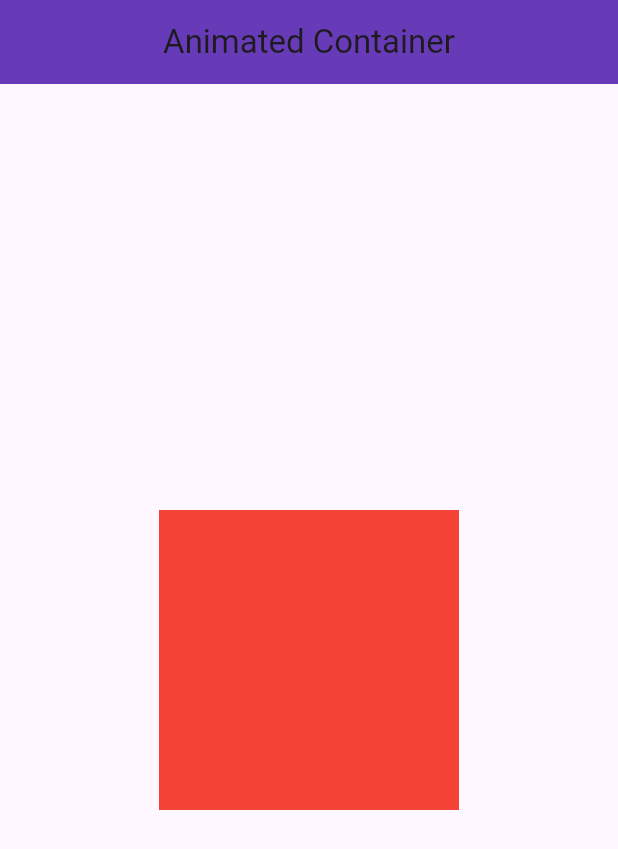
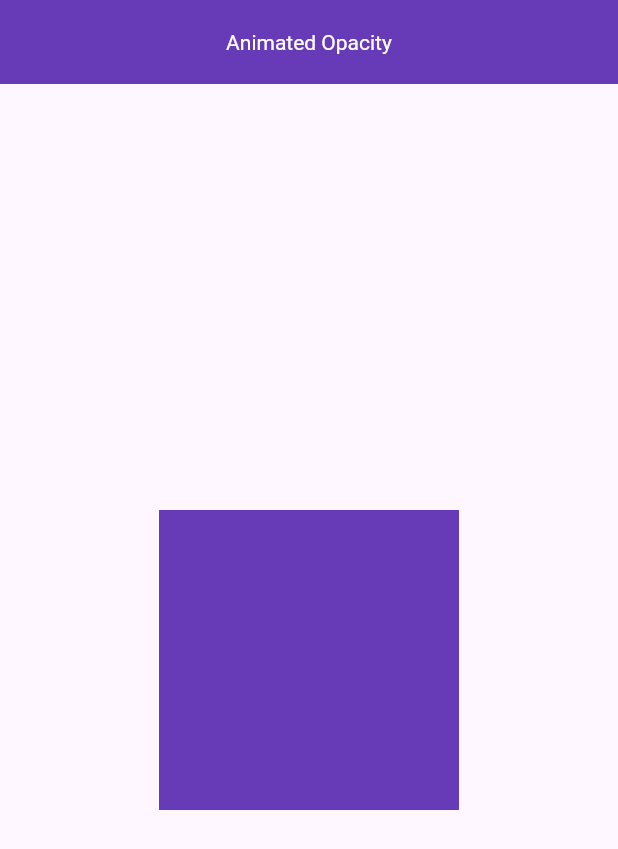
Before and after one commit to Esra2-Abdelltif/Flutter-Animation, a Flutter app: the screen it shows after launch, on a phone screen of 412 x 824 dp. Shown: the top 849 px of the screen. Run offline on Flutter 3.47's test engine with Material 3 defaults, Android fonts, the phone set to English and light mode, and no system bars; our stand-ins replace device_preview.

Commit message:
Animated Opacity

```diff
--- /dev/null
+++ b/lib/AnimatedOpacity/animated_opacity.dart
@@ -0,0 +1,46 @@
+import 'package:flutter/material.dart';
+
+class AnimatedOpacityWidget extends StatefulWidget {
+  const AnimatedOpacityWidget({super.key});
+
+  @override
+  State<AnimatedOpacityWidget> createState() =>
+      _AnimatedOpacityWidgetState();
+}
+
+class _AnimatedOpacityWidgetState extends State<AnimatedOpacityWidget> {
+  double opacity=1;
+  @override
+  Widget build(BuildContext context) {
+    return Scaffold(
+      appBar: AppBar(
+        title: const Text("Animated Opacity"),
+      ),
+      body: Column(
+        mainAxisAlignment: MainAxisAlignment.center,
+        children: [
+          InkWell(
+            onTap: () {
+              setState(() {
+                opacity=0;
+
+              });
+            },
+            child: Center(
+              child: AnimatedOpacity(
+                curve: Curves.easeInBack,
+                duration: const Duration(seconds: 1),
+                opacity: opacity,//  [0,1]
+                child: Container(
+                  width: 200,
+                  height: 200,
+                  color: Colors.deepPurple,
+                ),
+              ),
+            ),
+          )
+        ],
+      ),
+    );
+  }
+}
--- a/lib/main.dart
+++ b/lib/main.dart
@@ -1,6 +1,6 @@
 import 'package:flutter/material.dart';
 import 'package:device_preview/device_preview.dart';
-import 'package:flutter_animation/AnimatedContainer/animated_Container.dart';
+import 'package:flutter_animation/AnimatedOpacity/animated_opacity.dart';
 void main() {
   runApp((DevicePreview(
     enabled: true,
@@ -18,11 +18,11 @@ class MyApp extends StatelessWidget {
       debugShowCheckedModeBanner: false,
       title: 'Flutter Demo',
       theme: ThemeData(
-        appBarTheme: const AppBarTheme(backgroundColor: Colors.deepPurple,centerTitle: true ),
+        appBarTheme: const AppBarTheme(backgroundColor: Colors.deepPurple,centerTitle: true,titleTextStyle: TextStyle(color: Colors.white) ),
         colorScheme: ColorScheme.fromSeed(seedColor: Colors.deepPurple),
         useMaterial3: true,
       ),
-      home: const AnimatedContainerWidget(),
+      home: const AnimatedOpacityWidget(),
     );
   }
 }
```
